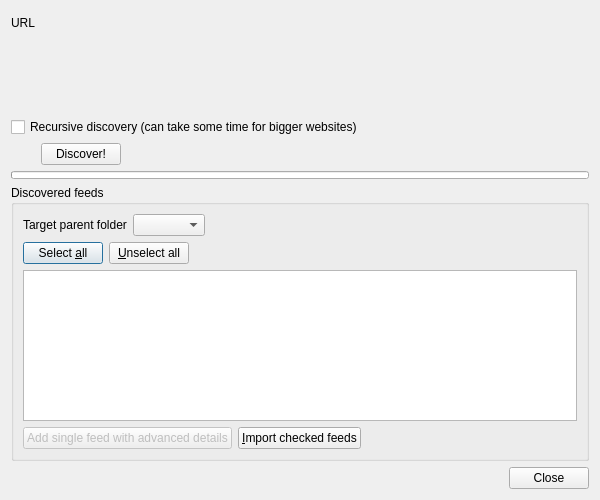
First picture: the form in src/librssguard-standard/src/gui/formdiscoverfeeds.ui, repository martinrotter/rssguard, before the edit.
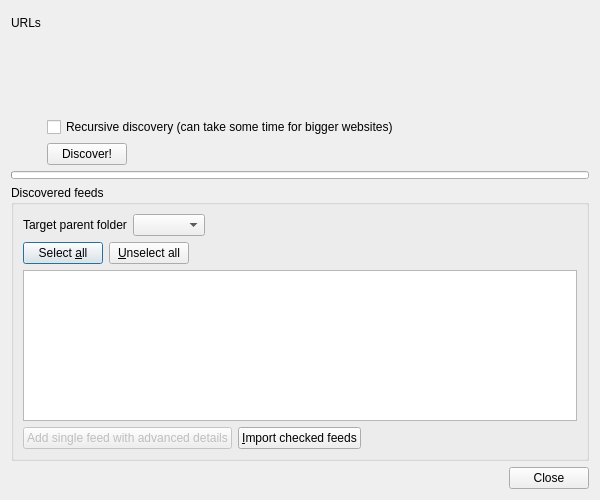
Second picture: the form after the edit. Custom widgets are drawn as their Qt base class.

Commit message: support for multi-url feed discovery

The edit to the form file:
```diff
--- a/src/librssguard-standard/src/gui/formdiscoverfeeds.ui
+++ b/src/librssguard-standard/src/gui/formdiscoverfeeds.ui
@@ -17,7 +17,7 @@
    <item row="0" column="0">
     <widget class="QLabel" name="label">
      <property name="text">
-      <string>URL</string>
+      <string>URLs</string>
      </property>
      <property name="buddy">
       <cstring>m_txtUrl</cstring>
@@ -34,14 +34,7 @@
      </property>
     </widget>
    </item>
-   <item row="2" column="0" colspan="2">
-    <widget class="QCheckBox" name="m_cbDiscoverRecursive">
-     <property name="text">
-      <string>Recursive discovery (can take some time for bigger websites)</string>
-     </property>
-    </widget>
-   </item>
-   <item row="4" column="0" colspan="2">
+   <item row="3" column="0" colspan="2">
     <widget class="QProgressBar" name="m_pbDiscovery">
      <property name="maximumSize">
       <size>
@@ -221,7 +214,7 @@
      </property>
     </widget>
    </item>
-   <item row="3" column="1">
+   <item row="2" column="1">
     <widget class="QPushButton" name="m_btnDiscover">
      <property name="sizePolicy">
       <sizepolicy hsizetype="Maximum" vsizetype="Fixed">
@@ -234,6 +227,13 @@
      </property>
     </widget>
    </item>
+   <item row="1" column="1">
+    <widget class="QCheckBox" name="m_cbDiscoverRecursive">
+     <property name="text">
+      <string>Recursive discovery (can take some time for bigger websites)</string>
+     </property>
+    </widget>
+   </item>
   </layout>
  </widget>
  <customwidgets>
```
Left out of the diff: 5 changed lines with no effect on the pictures.
